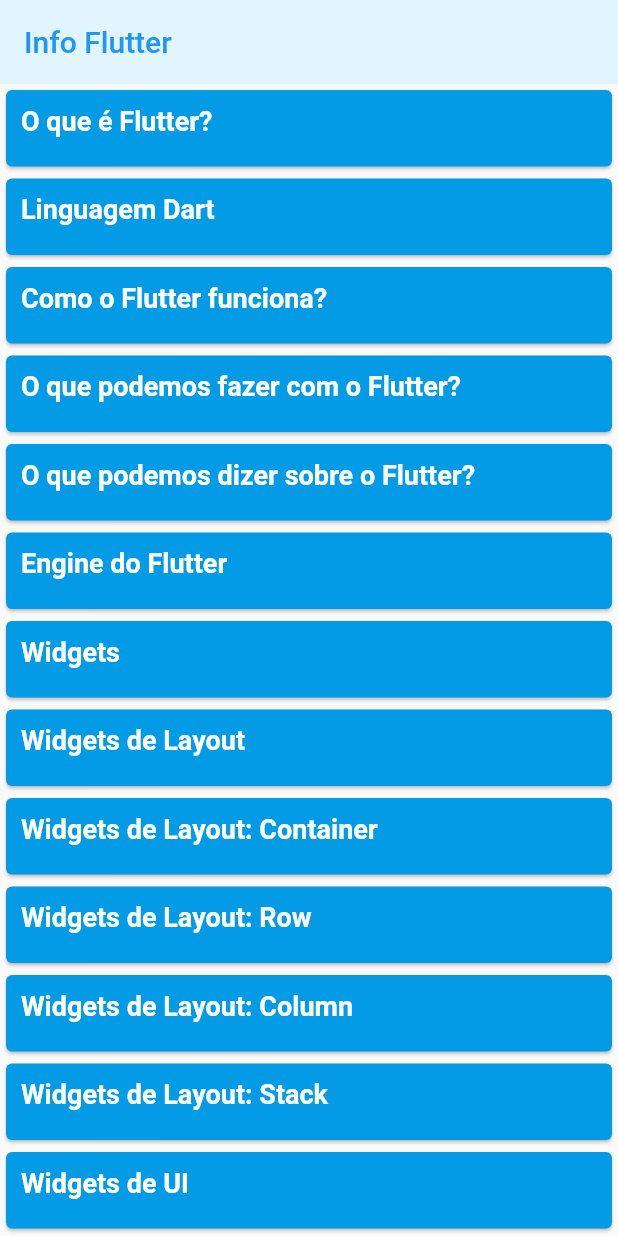
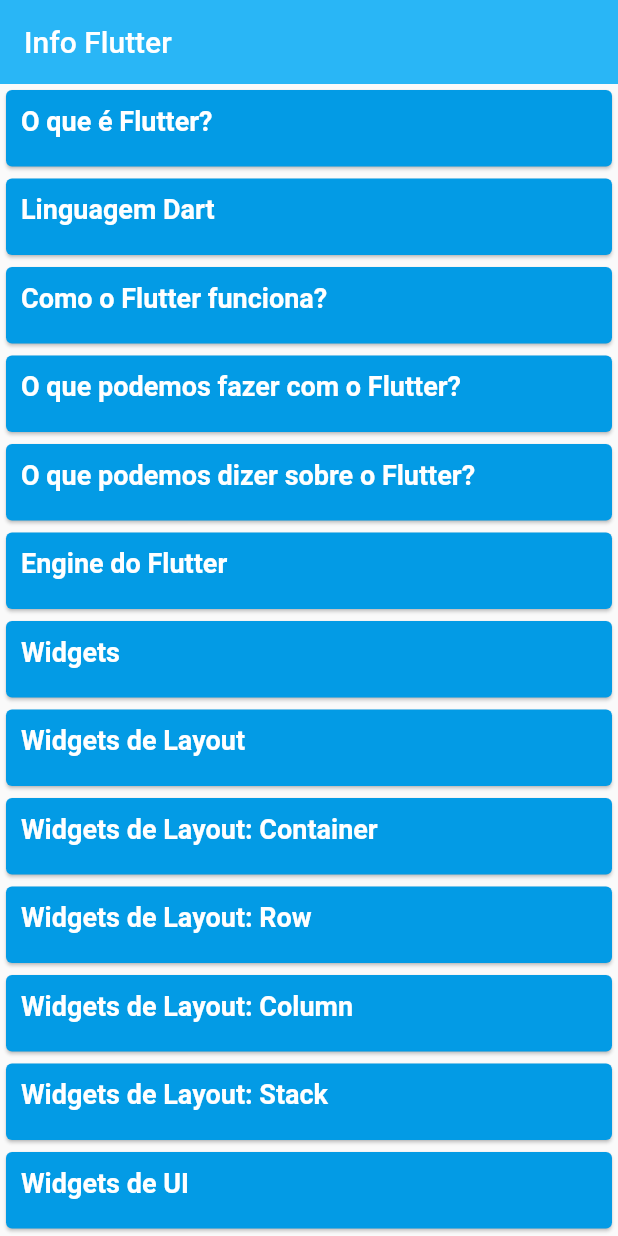
Before and after one commit to Biwceni/Projeto_Flutter, a Flutter app: the screen it shows after launch, on a phone screen of 412 x 824 dp. Run offline on Flutter 3.47's test engine with Material 2 defaults, Android fonts, the phone set to English and light mode, and no system bars.

Commit message:
Info Flutter Estrutura

```diff
--- a/lib/main.dart
+++ b/lib/main.dart
@@ -84,10 +84,10 @@
       appBar: AppBar(
         title: Text(
           "Info Flutter",
-          style: TextStyle(color: Colors.blue),
+          style: TextStyle(color: Colors.white),
         ),
         elevation: 0,
-        backgroundColor: Colors.lightBlue[50],
+        backgroundColor: Colors.lightBlue[400],
       ),
       body: ListView.builder(
         itemCount: imagens.length,
```
